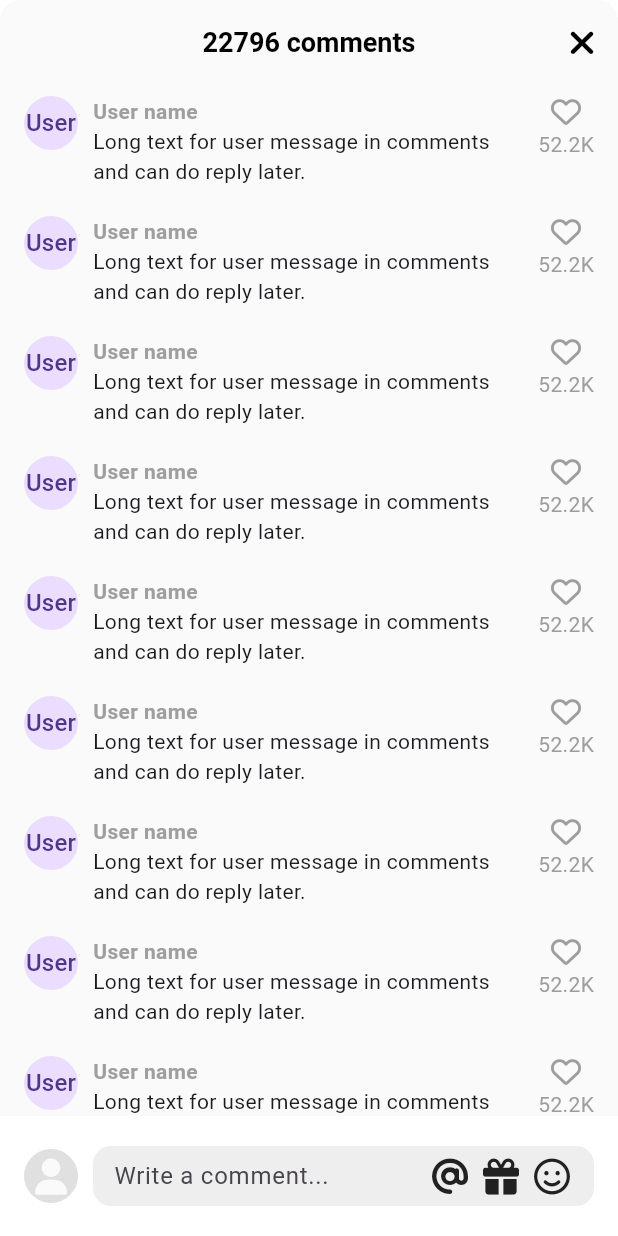
After one commit to yongyong-john/tiktokapp, a Flutter app: the VideoComments screen opened directly, on a phone screen of 412 x 824 dp. The commit adds this screen. Run offline on Flutter 3.47's test engine with Material 3 defaults, Android fonts, the light colour scheme and no system bars; our stand-ins replace font_awesome_flutter, video_player, visibility_detector; network calls fail.

Commit message:
Add comment section update code.

```diff
--- a/lib/features/main_navigation/main_navigation_screen.dart
+++ b/lib/features/main_navigation/main_navigation_screen.dart
@@ -70,6 +70,8 @@ class _MainNavigationScreenState extends State<MainNavigationScreen> {
   @override
   Widget build(BuildContext context) {
     return Scaffold(
+      // NOTE: virtual keyboard에 의해 main 화면이 찌그러지지 않도록 설정.
+      resizeToAvoidBottomInset: false,
       backgroundColor: _selectedIndex == 0 ? Colors.black : Colors.white,
       body: Stack(
         children: [
--- a/lib/features/videos/video_timeline_screen.dart
+++ b/lib/features/videos/video_timeline_screen.dart
@@ -36,10 +36,11 @@ class _VideoTimelineScreenState extends State<VideoTimelineScreen> {
 
   void _onVideoFinished() {
     return;
-    _pageController.nextPage(
-      duration: _scrollDuration,
-      curve: _scrollCurve,
-    );
+    // NOTE: 재생이 끝나면 자동으로 다음 재생으로 넘어가게 구현된 내용을 주석처리.
+    // _pageController.nextPage(
+    //   duration: _scrollDuration,
+    //   curve: _scrollCurve,
+    // );
   }
 
   Future<void> _onRefresh() {
--- /dev/null
+++ b/lib/features/videos/widgets/video_comments.dart
@@ -0,0 +1,213 @@
+import 'package:flutter/material.dart';
+import 'package:font_awesome_flutter/font_awesome_flutter.dart';
+import 'package:tiktokapp/constants/gaps.dart';
+import 'package:tiktokapp/constants/sizes.dart';
+
+class VideoComments extends StatefulWidget {
+  const VideoComments({super.key});
+
+  @override
+  State<VideoComments> createState() => _VideoCommentsState();
+}
+
+class _VideoCommentsState extends State<VideoComments> {
+  final ScrollController _scrollController = ScrollController();
+  bool _isWriting = false;
+
+  void _onClosePressed() {
+    Navigator.of(context).pop();
+  }
+
+  void _onStopCommenting() {
+    // NOTE: virtual keyboard를 사라지게 하는 tap 설정.
+    FocusScope.of(context).unfocus();
+    setState(() {
+      _isWriting = false;
+    });
+  }
+
+  void _onStartWriting() {
+    setState(() {
+      _isWriting = true;
+    });
+  }
+
+  @override
+  Widget build(BuildContext context) {
+    final size = MediaQuery.of(context).size;
+    return Container(
+      // NOTE: BorderRadius를 적용하기 위해 clipBehavior를 hardEdge로 적용.
+      clipBehavior: Clip.hardEdge,
+      decoration: BoxDecoration(
+        borderRadius: BorderRadius.circular(
+          Sizes.size14,
+        ),
+      ),
+      height: size.height * 0.75,
+      child: Scaffold(
+        backgroundColor: Colors.grey.shade50,
+        appBar: AppBar(
+          backgroundColor: Colors.grey.shade50,
+          title: const Text("22796 comments"),
+          automaticallyImplyLeading: false,
+          actions: [
+            IconButton(
+              icon: const FaIcon(FontAwesomeIcons.xmark),
+              onPressed: _onClosePressed,
+            ),
+          ],
+        ),
+        body: GestureDetector(
+          onTap: _onStopCommenting,
+          child: Stack(
+            children: [
+              Scrollbar(
+                controller: _scrollController,
+                child: ListView.separated(
+                  controller: _scrollController,
+                  padding: const EdgeInsets.only(
+                    top: Sizes.size8,
+                    bottom: Sizes.size96,
+                    left: Sizes.size16,
+                    right: Sizes.size16,
+                  ),
+                  separatorBuilder: (context, index) => Gaps.v20,
+                  itemCount: 10,
+                  itemBuilder: (context, index) => Row(
+                    crossAxisAlignment: CrossAxisAlignment.start,
+                    children: [
+                      const CircleAvatar(
+                        radius: 18,
+                        child: Text("User"),
+                      ),
+                      Gaps.h10,
+                      Expanded(
+                        child: Column(
+                          crossAxisAlignment: CrossAxisAlignment.start,
+                          children: [
+                            Text(
+                              'User name',
+                              style: TextStyle(
+                                fontWeight: FontWeight.bold,
+                                fontSize: Sizes.size14,
+                                color: Colors.grey.shade500,
+                              ),
+                            ),
+                            const Text("Long text for user message in comments and can do reply later.")
+                          ],
+                        ),
+                      ),
+                      Gaps.h10,
+                      Column(
+                        children: [
+                          FaIcon(
+                            FontAwesomeIcons.heart,
+                            size: Sizes.size20,
+                            color: Colors.grey.shade500,
+                          ),
+                          Gaps.v2,
+                          Text(
+                            '52.2K',
+                            style: TextStyle(
+                              color: Colors.grey.shade500,
+                            ),
+                          )
+                        ],
+                      ),
+                    ],
+                  ),
+                ),
+              ),
+              Positioned(
+                bottom: 0,
+                width: size.width,
+                child: BottomAppBar(
+                  color: Colors.white,
+                  child: Padding(
+                    padding: const EdgeInsets.symmetric(
+                      vertical: Sizes.size8,
+                    ),
+                    child: Row(
+                      children: [
+                        CircleAvatar(
+                          radius: 18,
+                          backgroundColor: Colors.grey.shade300,
+                          foregroundColor: Colors.grey.shade50,
+                          child: const FaIcon(FontAwesomeIcons.solidUser),
+                        ),
+                        Gaps.h10,
+                        Expanded(
+                          child: TextField(
+                            onTap: _onStartWriting,
+                            // expands부터 textInputAction까지 input text에 enter 기능을 추가하기 위함.
+                            // expands가 true이면 minLines와 maxLines가 null로 설정이 되어야 함.
+                            expands: true,
+                            minLines: null,
+                            maxLines: null,
+                            textInputAction: TextInputAction.newline,
+                            cursorColor: Theme.of(context).primaryColor,
+                            decoration: InputDecoration(
+                              hintText: "Write a comment...",
+                              border: OutlineInputBorder(
+                                borderRadius: BorderRadius.circular(
+                                  Sizes.size12,
+                                ),
+                                borderSide: BorderSide.none,
+                              ),
+                              filled: true,
+                              fillColor: Colors.grey.shade200,
+                              contentPadding: const EdgeInsets.symmetric(
+                                horizontal: Sizes.size10,
+                              ),
+                              suffixIcon: Padding(
+                                padding: const EdgeInsets.only(
+                                  right: Sizes.size16,
+                                ),
+                                child: Row(
+                                  mainAxisSize: MainAxisSize.min,
+                                  children: [
+                                    FaIcon(
+                                      FontAwesomeIcons.at,
+                                      color: Colors.grey.shade900,
+                                    ),
+                                    Gaps.h10,
+                                    FaIcon(
+                                      FontAwesomeIcons.gift,
+                                      color: Colors.grey.shade900,
+                                    ),
+                                    Gaps.h10,
+                                    FaIcon(
+                                      FontAwesomeIcons.faceSmile,
+                                      color: Colors.grey.shade900,
+                                    ),
+                                    if (_isWriting)
+                                      Row(
+                                        children: [
+                                          Gaps.h10,
+                                          GestureDetector(
+                                            onTap: _onStopCommenting,
+                                            child: FaIcon(
+                                              FontAwesomeIcons.circleArrowUp,
+                                              color: Theme.of(context).primaryColor,
+                                            ),
+                                          ),
+                                        ],
+                                      ),
+                                  ],
+                                ),
+                              ),
+                            ),
+                          ),
+                        ),
+                      ],
+                    ),
+                  ),
+                ),
+              )
+            ],
+          ),
+        ),
+      ),
+    );
+  }
+}
--- a/lib/features/videos/widgets/video_post.dart
+++ b/lib/features/videos/widgets/video_post.dart
@@ -3,6 +3,7 @@ import 'package:font_awesome_flutter/font_awesome_flutter.dart';
 import 'package:tiktokapp/constants/gaps.dart';
 import 'package:tiktokapp/constants/sizes.dart';
 import 'package:tiktokapp/features/videos/widgets/video_button.dart';
+import 'package:tiktokapp/features/videos/widgets/video_comments.dart';
 import 'package:video_player/video_player.dart';
 import 'package:visibility_detector/visibility_detector.dart';
 
@@ -62,12 +63,12 @@ class _VideoPostState extends State<VideoPost> with SingleTickerProviderStateMix
   }
 
   void _onVisibilityChange(VisibilityInfo info) {
-    if (info.visibleFraction == 1 && !_videoPlayerController.value.isPlaying) {
+    if (info.visibleFraction == 1 && !_isPaused && !_videoPlayerController.value.isPlaying) {
       _videoPlayerController.play();
     }
   }
 
-  void _togglePause() {
+  void _onTogglePause() {
     if (_videoPlayerController.value.isPlaying) {
       _videoPlayerController.pause();
       _animationController.reverse();
@@ -78,6 +79,22 @@ class _VideoPostState extends State<VideoPost> with SingleTickerProviderStateMix
     setState(() {
       _isPaused = !_isPaused;
     });
+  }
+
+  void _onCommentsTap(BuildContext context) async {
+    if (_videoPlayerController.value.isPlaying) {
+      _onTogglePause();
+    }
+    await showModalBottomSheet(
+      backgroundColor: Colors.transparent,
+      // NOTE: ModalBottomSheet의 높이 설정을 위해 true로 변경.
+      isScrollControlled: true,
+      context: context,
+      builder: (context) => const VideoComments(),
+    );
+    if (!_videoPlayerController.value.isPlaying) {
+      _onTogglePause();
+    }
   }
 
   @override
@@ -96,7 +113,7 @@ class _VideoPostState extends State<VideoPost> with SingleTickerProviderStateMix
           ),
           Positioned.fill(
             child: GestureDetector(
-              onTap: _togglePause,
+              onTap: _onTogglePause,
             ),
           ),
           Positioned.fill(
@@ -148,22 +165,34 @@ class _VideoPostState extends State<VideoPost> with SingleTickerProviderStateMix
               ],
             ),
           ),
-          const Positioned(
+          Positioned(
             bottom: 20,
             right: 10,
             child: Column(
               children: [
-                CircleAvatar(
+                const CircleAvatar(
                   radius: 25,
                   foregroundImage: NetworkImage("https://avatars.githubusercontent.com/u/3612017"),
                   child: Text("Profile"),
                 ),
                 Gaps.v24,
-                VideoButton(icon: FontAwesomeIcons.solidHeart, text: "2.9M"),
+                const VideoButton(
+                  icon: FontAwesomeIcons.solidHeart,
+                  text: "2.9M",
+                ),
                 Gaps.v24,
-                VideoButton(icon: FontAwesomeIcons.solidComment, text: "33K"),
+                GestureDetector(
+                  onTap: () => _onCommentsTap(context),
+                  child: const VideoButton(
+                    icon: FontAwesomeIcons.solidComment,
+                    text: "33K",
+                  ),
+                ),
                 Gaps.v24,
-                VideoButton(icon: FontAwesomeIcons.share, text: "Share"),
+                const VideoButton(
+                  icon: FontAwesomeIcons.share,
+                  text: "Share",
+                ),
               ],
             ),
           ),
```
